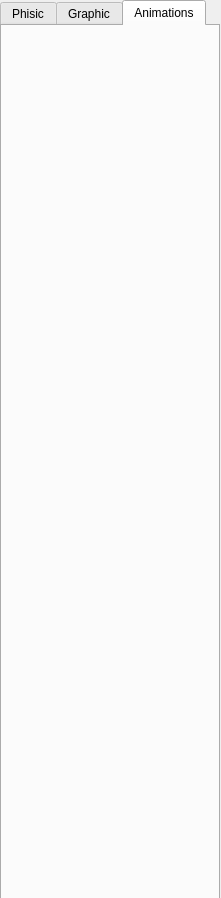
Before: the Qt Designer form DUMPViewer/GUI/toolwidget.ui in IgorPetrov0/DUMPViewer, drawn with Qt 5.
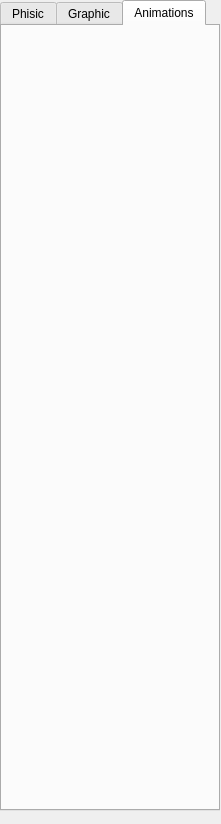
After: the same form once the commit is applied. Custom widgets are drawn as their Qt base class.

```diff
--- a/DUMPViewer/GUI/toolwidget.ui
+++ b/DUMPViewer/GUI/toolwidget.ui
@@ -7,7 +7,7 @@
     <x>0</x>
     <y>0</y>
     <width>221</width>
-    <height>898</height>
+    <height>824</height>
    </rect>
   </property>
   <property name="windowTitle">
@@ -19,7 +19,7 @@
      <x>0</x>
      <y>0</y>
      <width>220</width>
-     <height>901</height>
+     <height>811</height>
     </rect>
    </property>
    <property name="currentIndex">
@@ -89,8 +89,8 @@
       <rect>
        <x>10</x>
        <y>10</y>
-       <width>201</width>
-       <height>101</height>
+       <width>120</width>
+       <height>80</height>
       </rect>
      </property>
     </widget>
```
Left out of the diff: 6 changed lines with no effect on the pictures.
